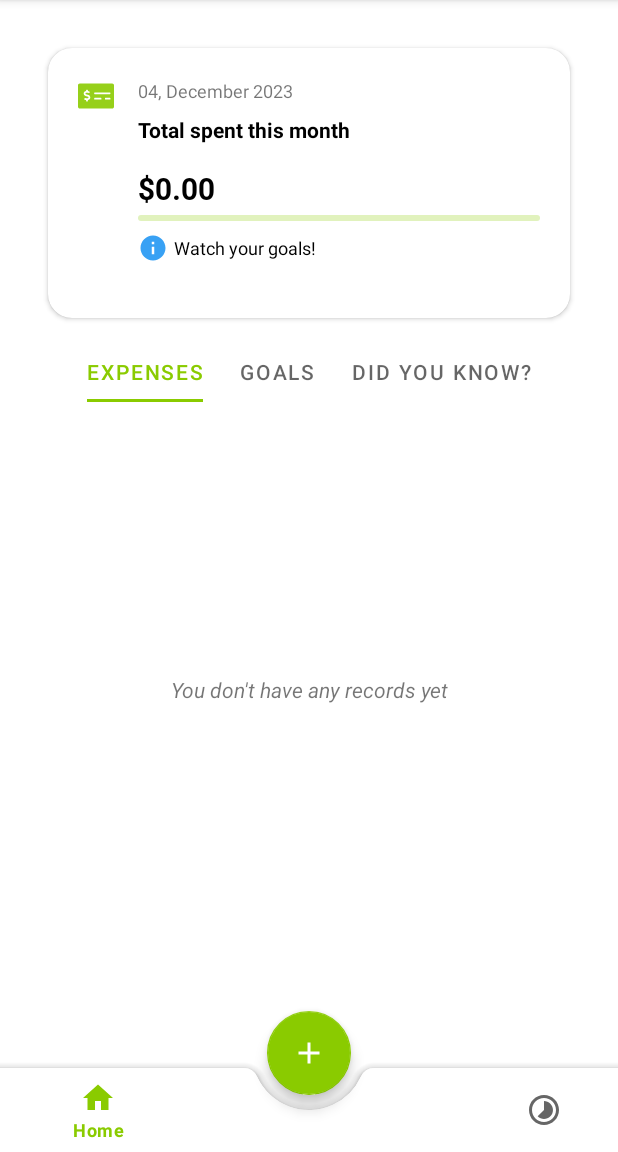
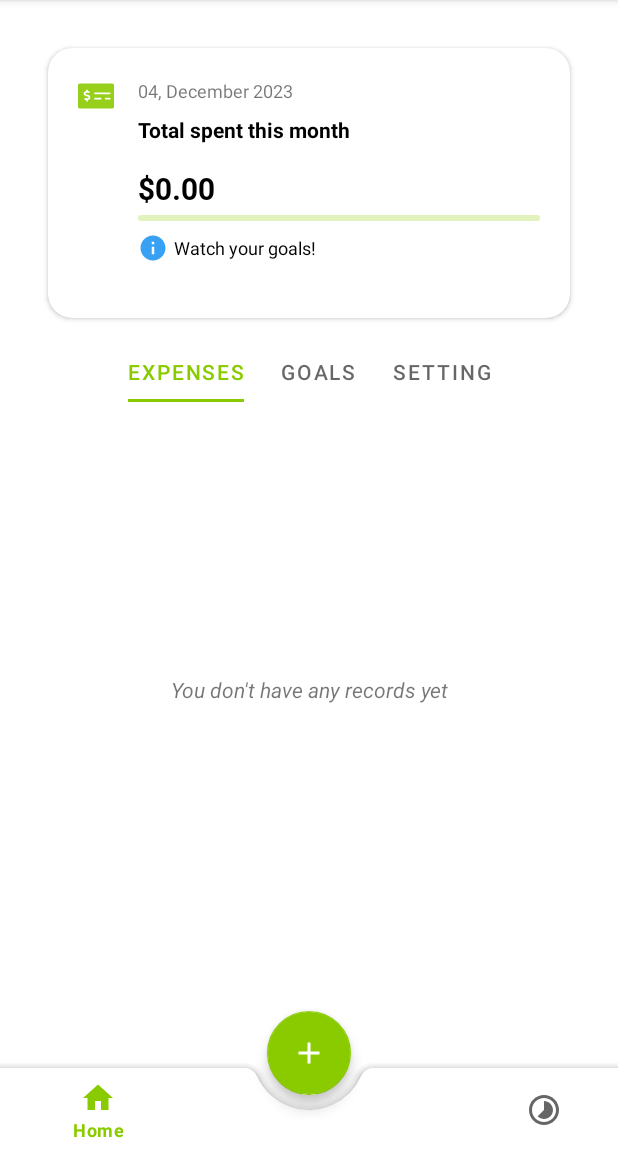
Before and after one commit to wuocdat/Money-Manager, an Android app: the screen it shows after launch (MainActivity), on a phone screen of 412 x 824 dp, the part 84-1236 px from its top. Run offline under Robolectric (Android 15) with nearby library versions, the phone set to English and light mode, and no system bars; our stand-ins replace Room's generated code, navigation-ui.

Commit message:
update languages

```diff
--- a/app/src/main/java/com/wuocdat/moneymanager/Adapters/StatisticAdapter.kt
+++ b/app/src/main/java/com/wuocdat/moneymanager/Adapters/StatisticAdapter.kt
@@ -31,7 +31,8 @@ class StatisticAdapter(
         val amountTV: TextView = itemView.findViewById(R.id.category_progress_item_amount)
         val numberTransactionTV: TextView =
             itemView.findViewById(R.id.category_progress_item_number_transaction)
-        val mainLayout: ConstraintLayout = itemView.findViewById(R.id.category_progress_item_main_layout)
+        val mainLayout: ConstraintLayout =
+            itemView.findViewById(R.id.category_progress_item_main_layout)
     }
 
     override fun onCreateViewHolder(parent: ViewGroup, viewType: Int): StatisticViewHolder {
@@ -71,8 +72,7 @@ class StatisticAdapter(
         holder.amountTV.text = StringUtils.convertToCurrencyFormat(currentStatistic.amount)
         val numberTransaction = currentStatistic.numberTransaction
         holder.numberTransactionTV.text =
-            if (numberTransaction > 1) "$numberTransaction Transactions"
-            else "$numberTransaction Transaction"
+            activity.resources.getString(R.string.transaction_times, numberTransaction)
         holder.mainLayout.setOnClickListener {
             listener.onClickItem(currentStatistic.category)
         }
--- a/app/src/main/java/com/wuocdat/moneymanager/View/Activity/DetailActivity.kt
+++ b/app/src/main/java/com/wuocdat/moneymanager/View/Activity/DetailActivity.kt
@@ -119,7 +119,8 @@ class DetailActivity : AppCompatActivity(), DetailInterface {
         menu.setText(defaultCategory ?: getString(R.string.all_categories), false)
         menu.setOnItemClickListener { parent, _, position, _ ->
             val selectedItem = parent.getItemAtPosition(position).toString()
-            selectedCategory = if (selectedItem == "All Categories") "all" else selectedItem
+            selectedCategory =
+                if (selectedItem == resources.getString(R.string.all_categories)) "all" else selectedItem
             expenseViewModel.setCategory(selectedCategory)
         }
 
--- a/app/src/main/java/com/wuocdat/moneymanager/View/Fragment/OverviewFragment.kt
+++ b/app/src/main/java/com/wuocdat/moneymanager/View/Fragment/OverviewFragment.kt
@@ -57,9 +57,9 @@ class OverviewFragment : Fragment() {
         viewPager2.adapter = adapter
         TabLayoutMediator(tabLayout, viewPager2) { tab, position ->
             tab.text = when (position) {
-                0 -> "EXPENSES"
-                1 -> "GOALS"
-                else -> "DID YOU KNOW?"
+                0 -> resources.getString(R.string.expenses)
+                1 -> resources.getString(R.string.goals)
+                else -> resources.getString(R.string.setting)
             }
         }.attach()
 
--- a/app/src/main/res/layout/activity_detail.xml
+++ b/app/src/main/res/layout/activity_detail.xml
@@ -19,7 +19,7 @@
         android:layout_width="match_parent"
         android:layout_height="wrap_content"
         android:paddingHorizontal="8dp"
-        android:hint="Choose category">
+        android:hint="@string/choose_category">
 
         <AutoCompleteTextView
             android:id="@+id/detail_activity_menu"
--- a/app/src/main/res/layout/fragment_overview.xml
+++ b/app/src/main/res/layout/fragment_overview.xml
@@ -54,7 +54,7 @@
                     android:layout_width="wrap_content"
                     android:layout_height="wrap_content"
                     android:layout_marginVertical="8dp"
-                    android:text="Total spent this month"
+                    android:text="@string/total_spent_this_month"
                     android:textColor="@color/black"
                     android:textStyle="bold" />
 
@@ -99,7 +99,7 @@
                         android:layout_weight="1"
                         android:gravity="center_vertical"
                         android:paddingLeft="4dp"
-                        android:text="Watch your goals!"
+                        android:text="@string/watch_your_goals"
                         android:textColor="@color/black"
                         android:textSize="12sp" />
                 </LinearLayout>
--- a/app/src/main/res/layout/item_category_progress.xml
+++ b/app/src/main/res/layout/item_category_progress.xml
@@ -100,7 +100,7 @@
             android:layout_height="wrap_content"
             android:layout_weight="1"
             android:paddingLeft="4dp"
-            android:text="of your spendings" />
+            android:text="@string/of_your_spendings" />
     </LinearLayout>
 
 </androidx.constraintlayout.widget.ConstraintLayout>
--- a/app/src/main/res/layout/item_pedding_goal.xml
+++ b/app/src/main/res/layout/item_pedding_goal.xml
@@ -78,7 +78,7 @@
                     android:layout_height="wrap_content"
                     android:layout_marginTop="4dp"
                     android:gravity="right"
-                    android:text="Pending"
+                    android:text="@string/pending"
                     android:textColor="@color/darker_blue500"
                     android:textStyle="bold" />
             </LinearLayout>
--- a/app/src/main/res/menu/bottom_navigation_menu.xml
+++ b/app/src/main/res/menu/bottom_navigation_menu.xml
@@ -6,7 +6,7 @@
         android:id="@+id/menu_home"
         android:enabled="true"
         android:icon="@drawable/ic_home"
-        android:title="Home"
+        android:title="@string/home"
         app:showAsAction="ifRoom"/>
 
     <item
@@ -21,7 +21,7 @@
         android:id="@+id/menu_process"
         android:enabled="true"
         android:icon="@drawable/ic_proccess"
-        android:title="History"
+        android:title="@string/history"
         app:showAsAction="always"/>
 
 </menu>
--- a/app/src/main/res/values/strings.xml
+++ b/app/src/main/res/values/strings.xml
@@ -14,4 +14,28 @@
     <string name="delete">Delete</string>
     <string name="edit">Edit</string>
     <string name="exit">Cancel</string>
+    <string name="total_spent_this_month">Total spent this month</string>
+    <string name="watch_your_goals">Watch your goals!</string>
+    <string name="home">Home</string>
+    <string name="history">History</string>
+    <string name="expenses">EXPENSES</string>
+    <string name="goals">GOALS</string>
+    <string name="setting">SETTING</string>
+    <string name="pending">Pending</string>
+    <string name="enter_transaction_name">Enter transaction name</string>
+    <string name="enter_description">Enter description</string>
+    <string name="enter_amount">Enter amount</string>
+    <string name="choose_date_and_time">Choose date and time</string>
+    <string name="date">Date</string>
+    <string name="time">Time</string>
+    <string name="choose_category">Choose category</string>
+    <string name="save">Save</string>
+    <string name="no_data_this_month">You don\'t have any data yet this month!</string>
+    <string name="this_month">This Month</string>
+    <string name="amount_spent_this_month">Amount spent this month</string>
+    <string name="spending_of_months">Spending of the months</string>
+    <string name="choose_year">Choose year</string>
+    <string name="choose_month">Choose month</string>
+    <string name="transaction_times">%1$d times</string>
+    <string name="of_your_spendings">of your spendings</string>
 </resources>
```
Also changed, not shown: app/src/main/java/com/wuocdat/moneymanager/View/Fragment/ProcessFragment.kt (+10 -8 lines), app/src/main/res/layout/activity_new_expense.xml (+10 -9 lines), app/src/main/res/values-night/strings.xml (added, +12 -0 lines), 1 other file.
